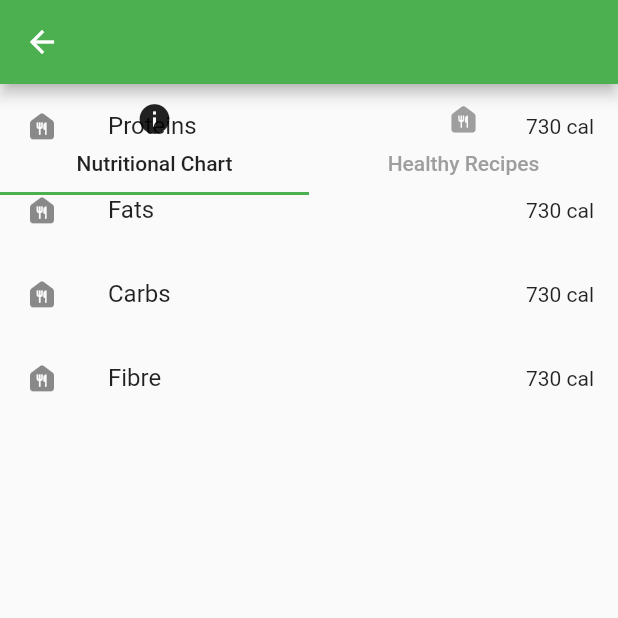
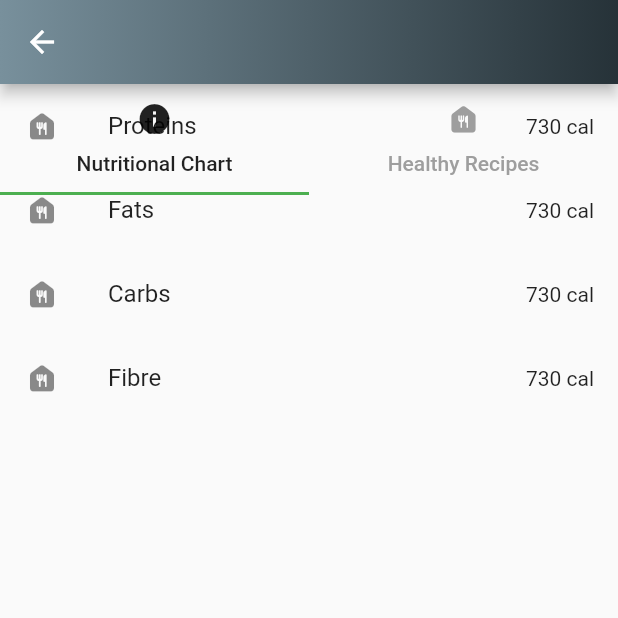
Before and after one commit to Dia96/ecojivan, a Flutter app: the MainCollapsingToolbar screen opened by its route, scrolled down 274 dp, on a phone screen of 412 x 824 dp, the top half of it. Run offline on Flutter 3.47's test engine with Material 2 defaults, Android fonts, the phone set to English and light mode, and no system bars; our stand-ins replace carousel_pro, dropdown_search, flutter_switch, percent_indicator; missing offline and left inert: flappy_search_bar_ns, list_tile_switch, multiselectchipgroup, pin_entry_text_field, the_country_number_widgets.

Commit message:
gradient in sliver

```diff
--- a/lib/screens/sliverappbar.dart
+++ b/lib/screens/sliverappbar.dart
@@ -18,16 +18,19 @@ class _MainCollapsingToolbarState extends State<MainCollapsingToolbar> {
           headerSliverBuilder: (BuildContext context, bool innerBoxIsScrolled) {
             return <Widget>[
               SliverAppBar(
+
                 expandedHeight: 200.0,
                 floating: false,
                 pinned: true,
-                flexibleSpace: FlexibleSpaceBar(
-                    centerTitle: true,
-
-                    background: Image.asset('assets/logo.png',
-                    fit: BoxFit.cover,
-                    ),
-                    ),
+                flexibleSpace: DecoratedBox(
+                  decoration: gradientdecoration,
+                  child: FlexibleSpaceBar(
+                      centerTitle: true,
+                      background: Image.asset('assets/logo.png',
+                      fit: BoxFit.cover,
+                      ),
+                      ),
+                ),
               ),
               SliverPersistentHeader(
                 delegate: _SliverAppBarDelegate(
```
